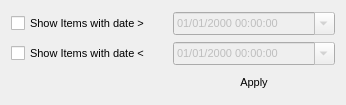
Before: the Qt Designer form modifieddatefilter.ui in pjrinaldi/wombatforensics, drawn with Qt 5.
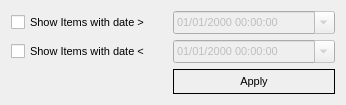
After: the same form once the commit is applied.

```diff
--- a/modifieddatefilter.ui
+++ b/modifieddatefilter.ui
@@ -76,6 +76,9 @@
    </item>
    <item row="3" column="1">
     <widget class="QPushButton" name="pushButton">
+     <property name="styleSheet">
+      <string notr="true">border: 1px solid black; padding: 5px 10px 5px 10px;</string>
+     </property>
      <property name="text">
       <string>Apply</string>
      </property>
```
